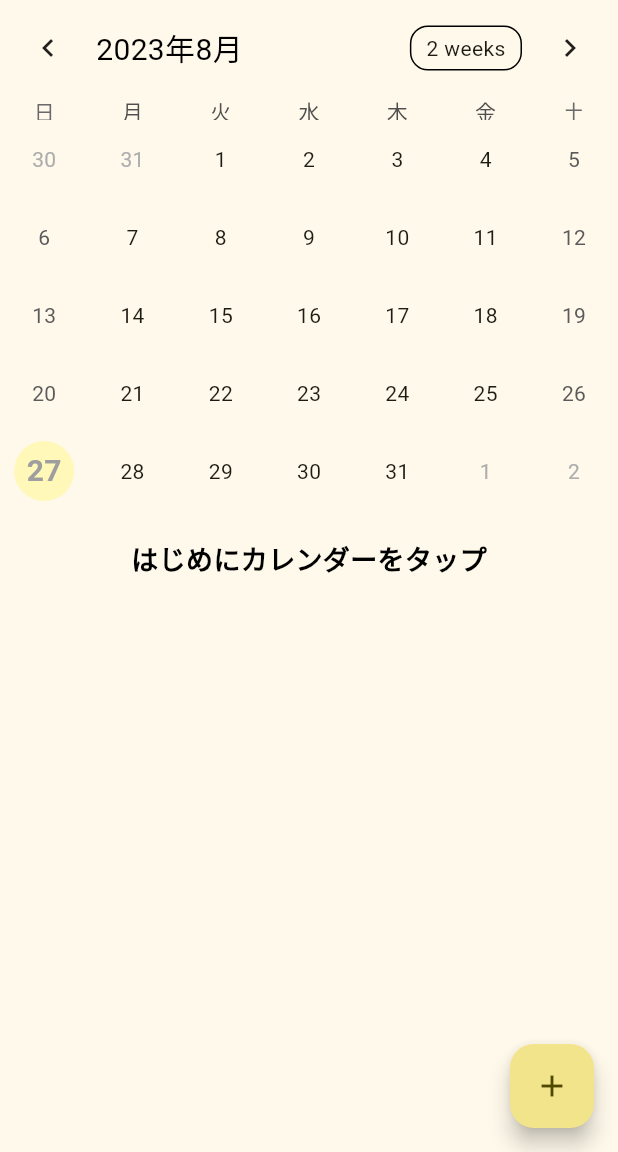
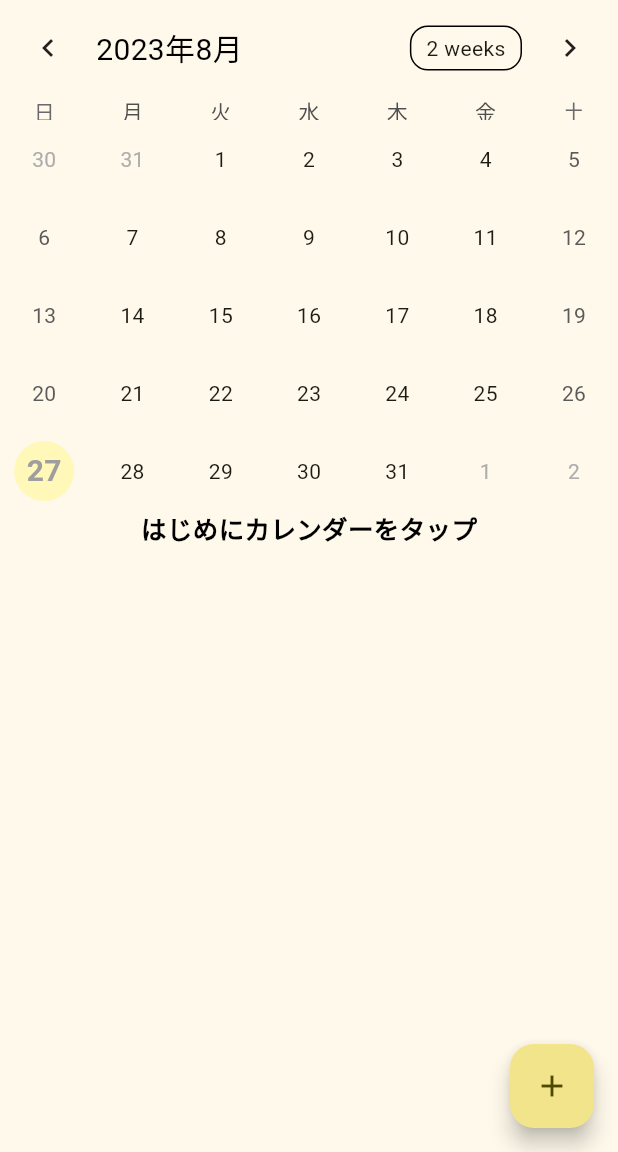
Before and after one commit to tera1994/mental_calendar, a Flutter app: the screen it shows after launch, on a phone screen of 412 x 824 dp, the part 84-1236 px from its top. Run offline on Flutter 3.47's test engine with Material 2 defaults, Android fonts, the phone set to English and light mode, and no system bars; drawn by our look-alikes of google_mobile_ads, table_calendar; our stand-ins replace firebase_core; missing offline and left inert: localstore; accounts and stored records are empty; network calls fail.

Commit message:
Modify Layout

```diff
--- a/lib/calendar.dart
+++ b/lib/calendar.dart
@@ -147,12 +147,12 @@ class _Calendar extends State<Calendar> {
             },
           ),
           Container(
-            padding: const EdgeInsets.fromLTRB(0, 20, 0, 0),
-            height: 80,
+            padding: const EdgeInsets.fromLTRB(0, 0, 0, 0),
+            height: 30,
             child: Text(
             "はじめにカレンダーをタップ",
             style: TextStyle(
-              fontSize: 18,
+              fontSize:17,
               fontWeight: FontWeight.bold,
               color: Colors.black,
              ),
```
